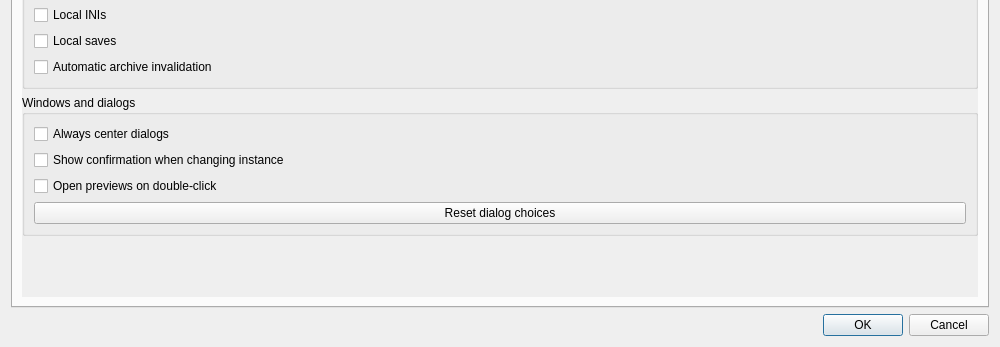
Above: source/modorganizer/src/settingsdialog.ui from ArialSenki/MO2-Revamped before the change; both pictures show x 0 to 1000 and y 393 to 740 of the 1000 by 740 pixel window. Below: the same form after it.
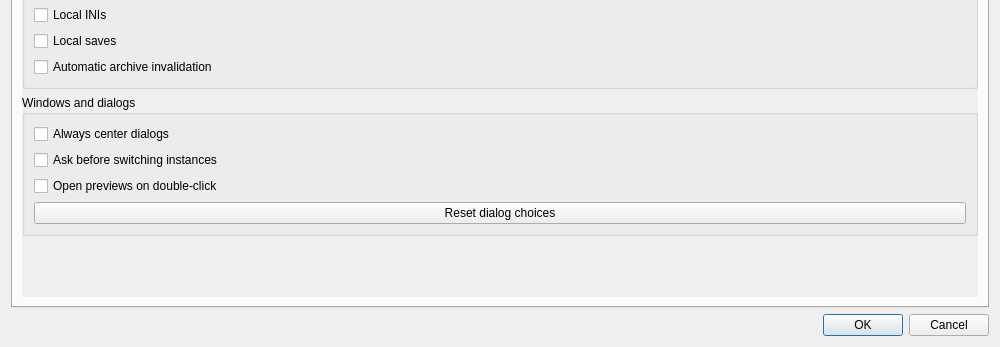
That is the form after the change. Custom widgets are drawn as their Qt base class.

Commit message:
Settings: "Ask before switching instances"
The switch was "Show confirmation when changing instance". The new label
says the same in fewer words and in the style of the other options. The
option and its ini key are unchanged; the five translations are updated.

Patch:
```diff
--- a/source/modorganizer/src/settingsdialog.ui
+++ b/source/modorganizer/src/settingsdialog.ui
@@ -269,7 +269,7 @@
               <item>
                <widget class="QCheckBox" name="changeGameConfirmation">
                 <property name="text">
-                 <string>Show confirmation when changing instance</string>
+                 <string>Ask before switching instances</string>
                 </property>
                </widget>
               </item>
```
The commit also changes 5 other files.
